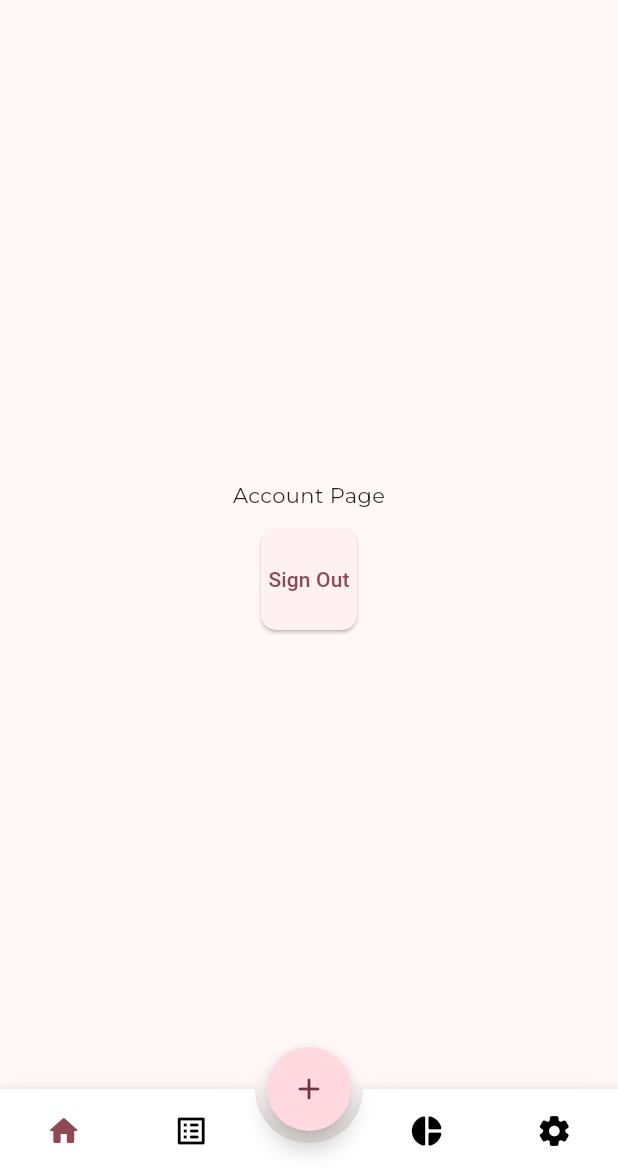
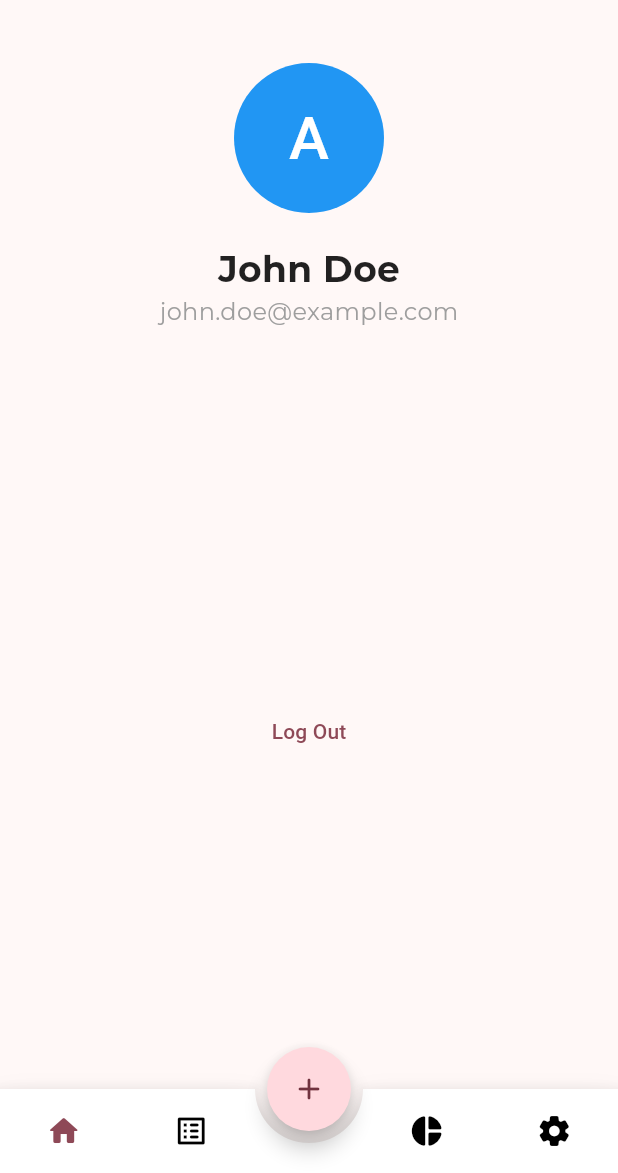
Before and after one commit to online59/CoPenny, a Flutter app: the screen it shows once a user with an empty profile is signed in, swiped to page 4, on a phone screen of 412 x 824 dp, the part 63-1236 px from its top. Run offline on Flutter 3.47's test engine with Material 3 defaults, Android fonts, the phone set to English and light mode, and no system bars; drawn by our look-alikes of animated_bottom_navigation_bar; our stand-ins replace cached_network_image, cloud_firestore, firebase_auth, firebase_core, fl_chart, flutter_otp_text_field and 5 more; accounts and stored records are empty; network calls fail.

Commit message:
Add account screen

```diff
--- /dev/null
+++ b/lib/src/features/core/screen/account/account_screen.dart
@@ -0,0 +1,80 @@
+import 'package:firebase_auth/firebase_auth.dart';
+import 'package:flutter/material.dart';
+
+class AccountScreen extends StatelessWidget {
+  const AccountScreen({Key? key});
+
+  @override
+  Widget build(BuildContext context) {
+    return Scaffold(
+      body: Center(
+        child: Column(
+          mainAxisAlignment: MainAxisAlignment.center,
+          crossAxisAlignment: CrossAxisAlignment.center,
+          children: [
+            const SizedBox(height: 20),
+            const Padding(
+              padding: EdgeInsets.all(8.0), // Add padding to the entire avatar container
+              child: CircleAvatar(
+                radius: 50,
+                backgroundColor: Colors.blue, // Change the avatar background color
+                child: Text(
+                  "A", // Displaying a random letter for avatar
+                  style: TextStyle(fontSize: 40, color: Colors.white), // Change text color to white
+                ),
+              ),
+            ),
+            const SizedBox(height: 12),
+            const Padding(
+              padding: EdgeInsets.symmetric(horizontal: 16.0), // Add horizontal padding
+              child: Text(
+                "John Doe", // Random name
+                style: TextStyle(fontSize: 24, fontWeight: FontWeight.bold),
+              ),
+            ),
+            const Padding(
+              padding: EdgeInsets.symmetric(horizontal: 16.0), // Add horizontal padding
+              child: Text(
+                "john.doe@example.com", // Random email
+                style: TextStyle(fontSize: 16, color: Colors.grey),
+              ),
+            ),
+            const SizedBox(height: 30),
+            Expanded(
+              child: Padding(
+                padding: const EdgeInsets.symmetric(horizontal: 16.0), // Add horizontal padding
+                child: TextButton(
+                  onPressed: () {
+                    FirebaseAuth.instance.signOut();
+                  },
+                  style: TextButton.styleFrom(
+                    padding: const EdgeInsets.all(12), // Add padding to the button
+                  ),
+                  child: const Text('Log Out'),
+                ),
+              ),
+            ),
+          ],
+        ),
+      ),
+    );
+  }
+
+  Widget buildListItem(String title) {
+    return Column(
+      crossAxisAlignment: CrossAxisAlignment.start,
+      children: [
+        Padding(
+          padding: const EdgeInsets.symmetric(vertical: 8.0, horizontal: 16.0), // Add padding
+          child: Text(
+            title,
+          ),
+        ),
+        Container(
+          height: 1,
+          color: Colors.grey[300], // Change line color
+        ),
+      ],
+    );
+  }
+}
--- a/lib/src/features/core/screen/bottom_nav/widgets/main_navigation_bar_widget.dart
+++ b/lib/src/features/core/screen/bottom_nav/widgets/main_navigation_bar_widget.dart
@@ -3,7 +3,7 @@ import 'package:flutter/material.dart';
 import 'package:piggy/src/constants/sizes.dart';
 import 'package:piggy/src/constants/text_strings.dart';
 import 'package:piggy/src/features/core/screen/balance/wallet_balance_screen.dart';
-import 'package:piggy/src/features/core/screen/user_account/account_screen.dart';
+import 'package:piggy/src/features/core/screen/account/account_screen.dart';
 import 'package:piggy/src/features/core/screen/dashboard/dashboard_screen.dart';
 import 'package:piggy/src/features/core/screen/transaction/widgets/transaction_or_wallet.dart';
 import 'package:piggy/src/features/wallet/controller/provider/wallet_provider.dart';
@@ -58,7 +58,7 @@ class _MainNavigationBarWidgetState extends State<MainNavigationBarWidget> {
                   walletProvider: provider,
                 ),
                 const WalletBalanceScreen(),
-                const SettingScreen(),
+                const AccountScreen(),
               ],
             ),
             floatingActionButton: FloatingActionButton(
--- a/lib/src/features/core/screen/home/home_screen.dart
+++ b/lib/src/features/core/screen/home/home_screen.dart
@@ -5,7 +5,7 @@ import 'package:piggy/src/constants/text_strings.dart';
 import 'package:piggy/src/features/core/screen/balance/wallet_balance_screen.dart';
 import 'package:piggy/src/features/core/screen/dashboard/dashboard_screen.dart';
 import 'package:piggy/src/features/core/screen/transaction/transaction_screen.dart';
-import 'package:piggy/src/features/core/screen/user_account/account_screen.dart';
+import 'package:piggy/src/features/core/screen/account/account_screen.dart';
 
 class HomeScreen extends StatefulWidget {
   const HomeScreen({super.key});
@@ -54,7 +54,7 @@ class _HomeScreenState extends State<HomeScreen> {
             DashboardScreen(),
             TransactionScreen(),
             WalletBalanceScreen(),
-            SettingScreen(),
+            AccountScreen(),
           ],
         ),
         floatingActionButton: FloatingActionButton(
--- a/lib/src/features/core/screen/user_account/account_screen.dart
+++ /dev/null
@@ -1,22 +0,0 @@
-import 'package:firebase_auth/firebase_auth.dart';
-import 'package:flutter/material.dart';
-
-class SettingScreen extends StatelessWidget {
-  const SettingScreen({super.key});
-
-  @override
-  Widget build(BuildContext context) {
-    return Column(
-      mainAxisAlignment: MainAxisAlignment.center,
-      children: [
-        const Center(
-          child: Text("Account Page"),
-        ),
-        const SizedBox(height: 12),
-        ElevatedButton(onPressed: () {
-          FirebaseAuth.instance.signOut();
-        }, child: const Text('Sign Out')),
-      ],
-    );
-  }
-}
```
